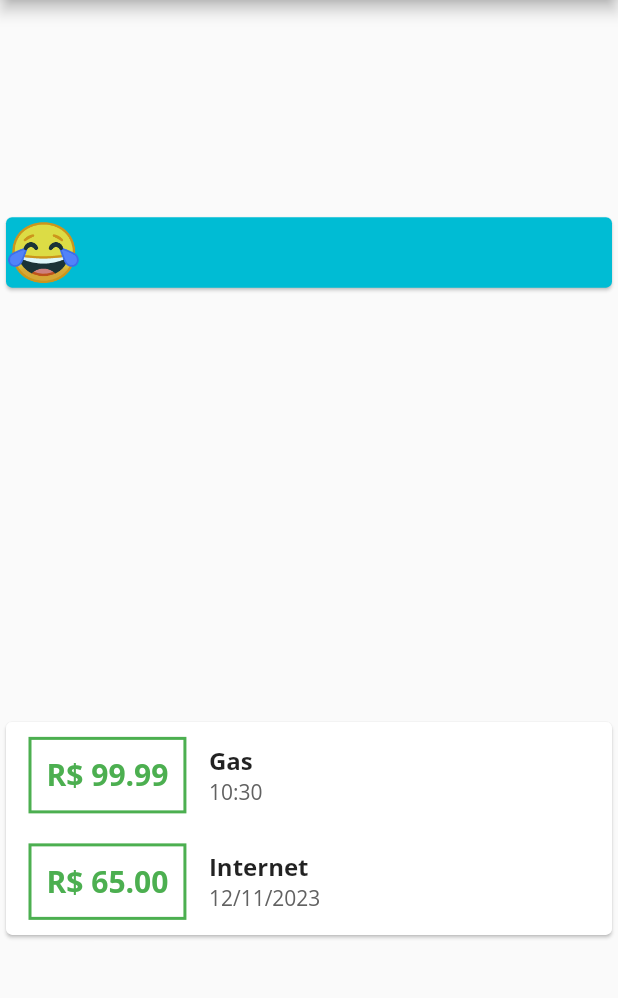
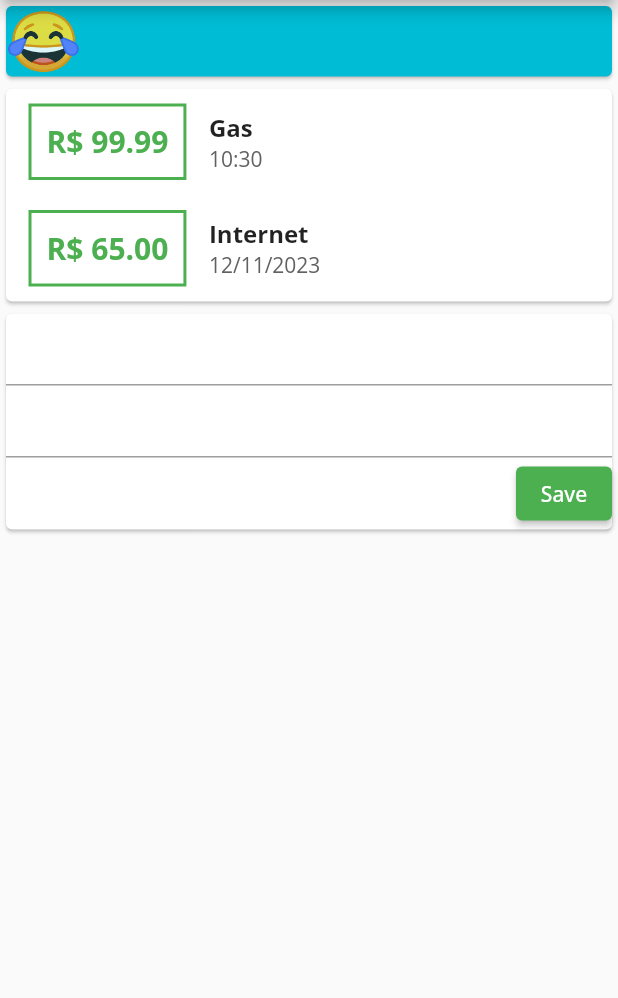
Before and after one commit to lauro-ss/Practices_Flutter, a Flutter app: the screen it shows after launch, on a phone screen of 412 x 824 dp, the part 84-1082 px from its top. Run offline on Flutter 3.47's test engine with Material 2 defaults, Android fonts, the phone set to English and light mode, and no system bars.

Commit message:
add textfield widget

```diff
--- a/expenses/lib/main.dart
+++ b/expenses/lib/main.dart
@@ -32,7 +32,6 @@ class Home extends StatelessWidget {
       appBar: AppBar(title: const Text("Expenses")),
       body: Column(
         crossAxisAlignment: CrossAxisAlignment.stretch,
-        mainAxisAlignment: MainAxisAlignment.spaceAround,
         children: [
           const Card(
             color: Colors.cyan,
@@ -83,6 +82,20 @@ class Home extends StatelessWidget {
               ],
             ),
           ),
+          Card(
+            child: Column(
+              children: [
+                TextField(),
+                TextField(),
+                Row(
+                  mainAxisAlignment: MainAxisAlignment.end,
+                  children: [
+                    ElevatedButton(onPressed: () => {}, child: Text("Save")),
+                  ],
+                )
+              ],
+            ),
+          ),
         ],
       ),
     );
```
